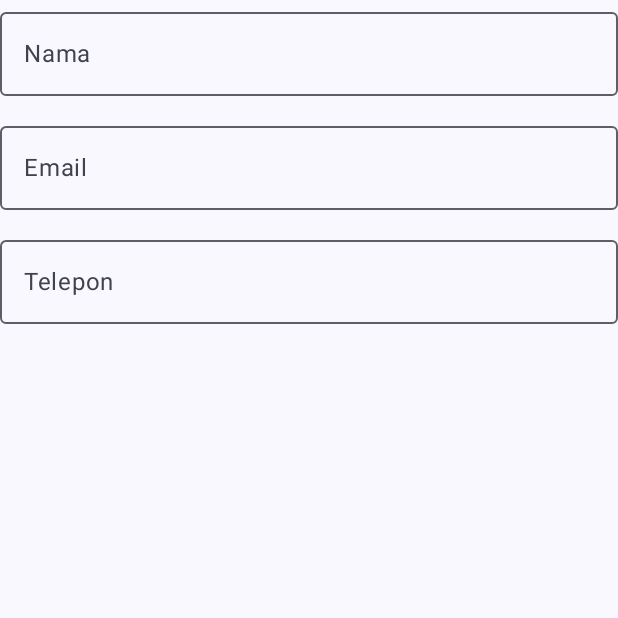
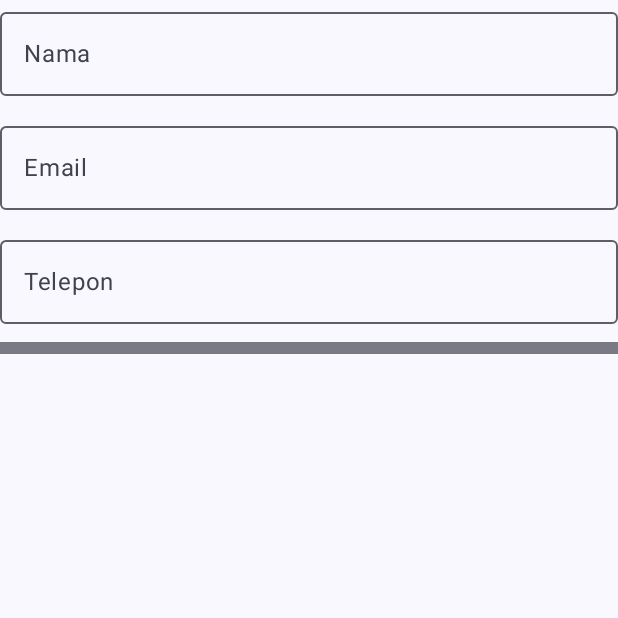
Before and after one commit to Ghozi1/RestApi, an Android app built with Jetpack Compose: the composable FormInputSiswa shown on its own in the app's theme, on a phone screen of 412 x 824 dp, the top half of it. Run offline under Robolectric (Android 15) with nearby library versions, the phone set to English and light mode, and no system bars; 1 statement that could not run was skipped.

Commit message:
Pemisah dengan ketebalan 8 DP.

```diff
--- a/app/src/main/java/com/example/restapi/ui/home/screen/InsertScreen.kt
+++ b/app/src/main/java/com/example/restapi/ui/home/screen/InsertScreen.kt
@@ -3,7 +3,9 @@ package com.example.restapi.ui.home.screen
 import androidx.compose.foundation.layout.Arrangement
 import androidx.compose.foundation.layout.Column
 import androidx.compose.foundation.layout.fillMaxWidth
+import androidx.compose.foundation.layout.padding
 import androidx.compose.foundation.text.KeyboardOptions
+import androidx.compose.material3.Divider
 import androidx.compose.material3.ExperimentalMaterial3Api
 import androidx.compose.material3.OutlinedTextField
 import androidx.compose.material3.Text
@@ -50,5 +52,9 @@ fun FormInputSiswa(
             enabled = enable,
             singleLine = true
         )
+        Divider(
+            thickness = 8.dp,
+            modifier = Modifier.padding(bottom = 12.dp)
+        )
     }
 }
```
